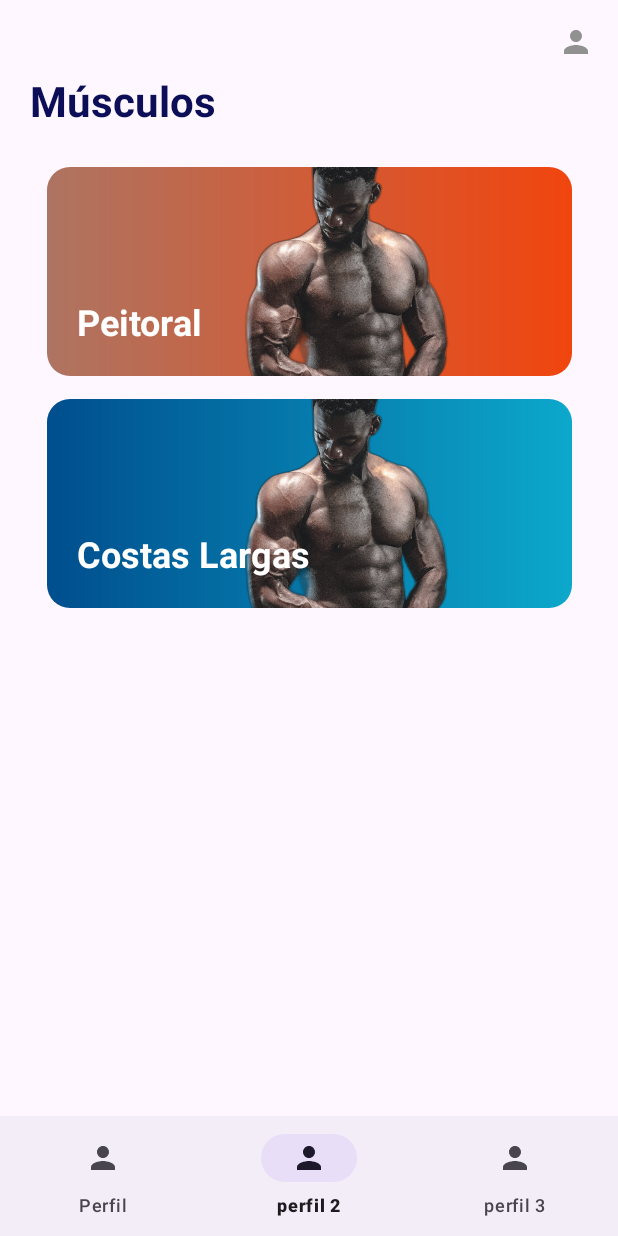
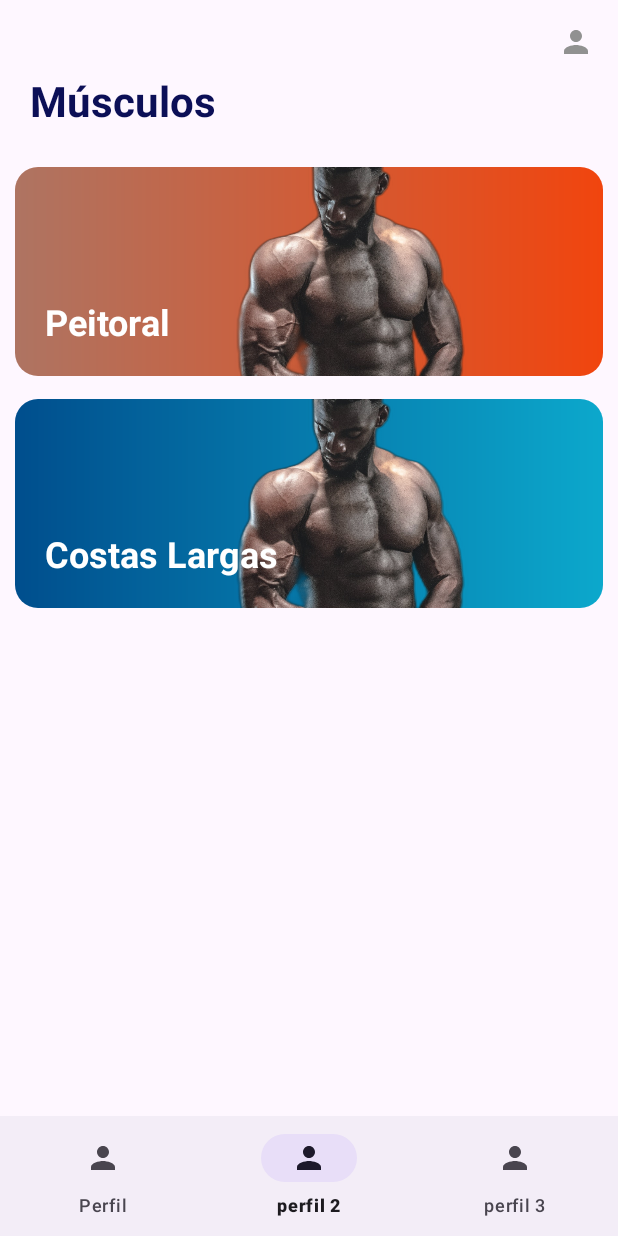
Before and after one commit to rodrigofelixf/nao-reveze, an Android app: the screen it shows after launch (MainActivity), on a phone screen of 412 x 824 dp. Run offline under Robolectric (Android 15) with nearby library versions, the phone set to English and light mode, and no system bars.

Commit message:
update match parent of image item

```diff
--- a/app/src/main/res/layout/musculo_item.xml
+++ b/app/src/main/res/layout/musculo_item.xml
@@ -7,8 +7,9 @@
 
     <ImageView
         android:id="@+id/image_musculo"
-        android:layout_width="350dp"
+        android:layout_width="match_parent"
         android:layout_height="139dp"
+        android:layout_marginHorizontal="10dp"
         android:layout_marginTop="15dp"
         android:background="@drawable/background_gradient"
         android:scaleType="centerCrop"
```
